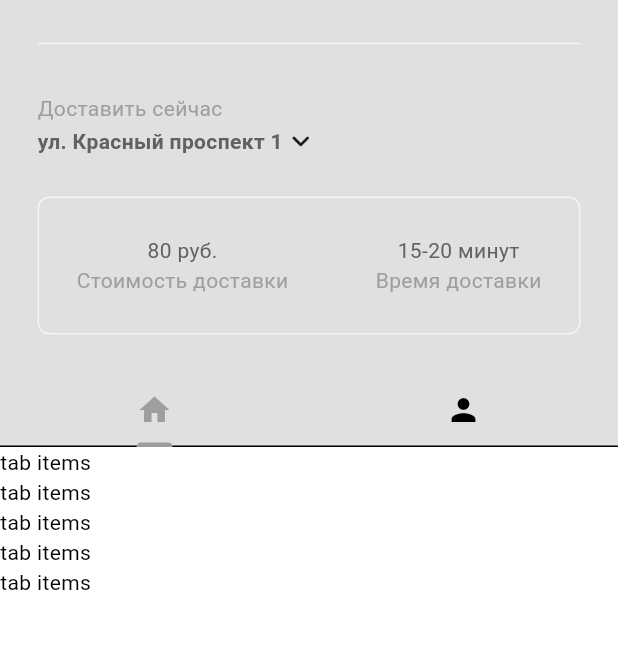
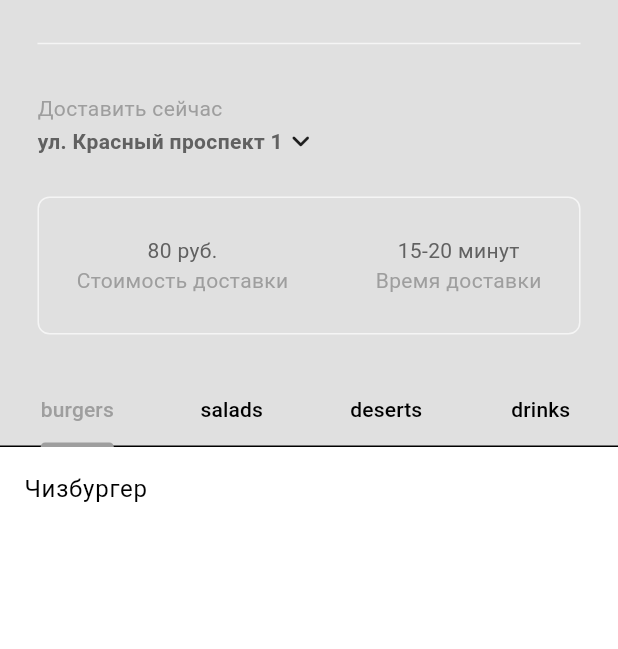
Before and after one commit to artschedrov/nsuem_flutter_app, a Flutter app: the screen it shows after launch, after a tap on "Вход", on a phone screen of 412 x 824 dp, the part 63-712 px from its top. Run offline on Flutter 3.47's test engine with Material 3 defaults, Android fonts, the phone set to English and light mode, and no system bars.

Commit message:
модели еда и рестораны

```diff
--- a/lib/components/food_tab_bar.dart
+++ b/lib/components/food_tab_bar.dart
@@ -1,4 +1,5 @@
 import 'package:flutter/material.dart';
+import 'package:food_app/models/food_model.dart';
 
 class FoodTabBar extends StatelessWidget {
   final TabController tabController;
@@ -8,19 +9,20 @@ class FoodTabBar extends StatelessWidget {
     required this.tabController,
   });
 
+  List<Tab> _buildCategoryTab() {
+    return FoodCategory.values.map((category) {
+      return Tab(
+        text: category.toString().split('.').last,
+      );
+    }).toList();
+  }
+
   @override
   Widget build(BuildContext context) {
     return Container(
       child: TabBar(
         controller: tabController,
-        tabs: [
-          Tab(
-            icon: Icon(Icons.home)
-          ),
-          Tab(
-              icon: Icon(Icons.person)
-          )
-        ],
+        tabs: _buildCategoryTab(),
       ),
     );
   }
--- a/lib/main.dart
+++ b/lib/main.dart
@@ -1,12 +1,17 @@
 import 'package:flutter/material.dart';
 import 'package:food_app/components/login_register_switcher.dart';
+import 'package:food_app/models/restaurant_model.dart';
 import 'package:provider/provider.dart';
 import 'package:food_app/themes/theme_provider.dart';
 
 void main() {
+  WidgetsFlutterBinding.ensureInitialized();
   runApp(
-    ChangeNotifierProvider(
-      create: (context) => ThemeProvider(),
+    MultiProvider(
+      providers: [
+      ChangeNotifierProvider(create: (context) => ThemeProvider()),
+      ChangeNotifierProvider(create: (context) => RestaurantModel())
+      ],
       child: const MyApp(),
     )
   );
--- /dev/null
+++ b/lib/models/food_model.dart
@@ -0,0 +1,35 @@
+class FoodModel {
+  final String name;
+  final String description;
+  final String imgPath;
+  final double price;
+  final FoodCategory category;
+  List<Addon> availableAddons;
+
+  FoodModel({
+    required this.name,
+    required this.description,
+    required this.imgPath,
+    required this.price,
+    required this.category,
+    required this.availableAddons
+
+  });
+}
+
+enum FoodCategory {
+  burgers,
+  salads,
+  deserts,
+  drinks
+}
+
+class Addon {
+  String name;
+  double price;
+
+  Addon({
+    required this.name,
+    required this.price
+  });
+}
--- /dev/null
+++ b/lib/models/restaurant_model.dart
@@ -0,0 +1,54 @@
+import 'package:flutter/cupertino.dart';
+import 'package:food_app/models/food_model.dart';
+
+class RestaurantModel extends ChangeNotifier{
+  final List<FoodModel> _menu = [
+    FoodModel(
+        name: "Чизбургер",
+        description: "Сочная говядина, сыр чедар, помидоры, огурчики",
+        imgPath: "lib/images/burgers/burger.png",
+        price: 350,
+        category: FoodCategory.burgers,
+        availableAddons: [
+          Addon(name: "Больше сыра", price: 40),
+          Addon(name: "Бекон", price: 50)
+        ]
+    ),
+    FoodModel(
+        name: "Пирог",
+        description: "Сочная говядина, сыр чедар, помидоры, огурчики",
+        imgPath: "lib/images/burgers/burger.png",
+        price: 350,
+        category: FoodCategory.deserts,
+        availableAddons: [
+          Addon(name: "Больше сыра", price: 40),
+          Addon(name: "Бекон", price: 50)
+        ]
+    ),
+    FoodModel(
+        name: "Лимонад",
+        description: "Сочная говядина, сыр чедар, помидоры, огурчики",
+        imgPath: "lib/images/burgers/burger.png",
+        price: 350,
+        category: FoodCategory.drinks,
+        availableAddons: [
+          Addon(name: "Больше сыра", price: 40),
+          Addon(name: "Бекон", price: 50)
+        ]
+    ),
+    FoodModel(
+        name: "Салат",
+        description: "Сочная говядина, сыр чедар, помидоры, огурчики",
+        imgPath: "lib/images/burgers/burger.png",
+        price: 350,
+        category: FoodCategory.salads,
+        availableAddons: [
+          Addon(name: "Больше сыра", price: 40),
+          Addon(name: "Бекон", price: 50)
+        ]
+    )
+  ];
+
+  List<FoodModel> get menu => _menu;
+
+}
--- a/lib/pages/home_page.dart
+++ b/lib/pages/home_page.dart
@@ -3,6 +3,9 @@ import 'package:food_app/components/curr_location.dart';
 import 'package:food_app/components/delivery_description.dart';
 import 'package:food_app/components/food_tab_bar.dart';
 import 'package:food_app/components/menu_sidebar.dart';
+import 'package:food_app/models/food_model.dart';
+import 'package:food_app/models/restaurant_model.dart';
+import 'package:provider/provider.dart';
 import '../components/sliver_bar.dart';
 
 class HomePage extends StatefulWidget {
@@ -18,13 +21,34 @@ class _HomePageState extends State<HomePage> with SingleTickerProviderStateMixin
   @override
   void initState() {
     super.initState();
-    _tabController = TabController(length: 2, vsync: this);
+    _tabController = TabController(length: FoodCategory.values.length, vsync: this);
   }
 
   @override
   void dispose() {
     _tabController.dispose();
     super.dispose();
+  }
+
+  List<FoodModel> _filterMenuByCategory(FoodCategory category, List<FoodModel> fullMenu) {
+    return fullMenu.where((food) => food.category == category).toList();
+  }
+
+  List<Widget> getFoodInThisCategory(List<FoodModel> fullMenu) {
+    return FoodCategory.values.map((category) {
+      List<FoodModel> categoryMenu = _filterMenuByCategory(category, fullMenu);
+
+      return ListView.builder(
+          itemCount: categoryMenu.length,
+          physics: const NeverScrollableScrollPhysics(),
+          padding: EdgeInsets.zero,
+          itemBuilder: (context, index) {
+            return ListTile(
+              title: Text(categoryMenu[index].name),
+            );
+          },
+      );
+    }).toList();
   }
 
   @override
@@ -50,19 +74,12 @@ class _HomePageState extends State<HomePage> with SingleTickerProviderStateMixin
             ),
           )
         ],
-        body: TabBarView(
-          controller: _tabController,
-          children: [
-            ListView.builder(
-                itemCount: 5,
-                itemBuilder: (context, index) => Text("tab items"),
-            ),
-            ListView.builder(
-              itemCount: 5,
-              itemBuilder: (context, index) => Text("tab items"),
-            ),
-          ],
-        ),
+        body: Consumer<RestaurantModel>(
+          builder: (context, restaurant, child) => TabBarView(
+            controller: _tabController,
+            children: getFoodInThisCategory(restaurant.menu),
+          ),
+        )
       )
     );
   }
--- a/pubspec.yaml
+++ b/pubspec.yaml
@@ -58,6 +58,12 @@ flutter:
   # the material Icons class.
   uses-material-design: true
 
+  assets:
+    - lib/img/burgers/
+    - lib/img/deserts/
+    - lib/img/drinks/
+    - lib/img/salads/
+
   # To add assets to your application, add an assets section, like this:
   # assets:
   #   - images/a_dot_burr.jpeg
```
Also changed, not shown: lib/img/burgers/burgers.jpg (added), lib/img/deserts/deserts.jpg (added), lib/img/drinks/drinks.jpg (added), lib/img/salads/salads.png (added).
